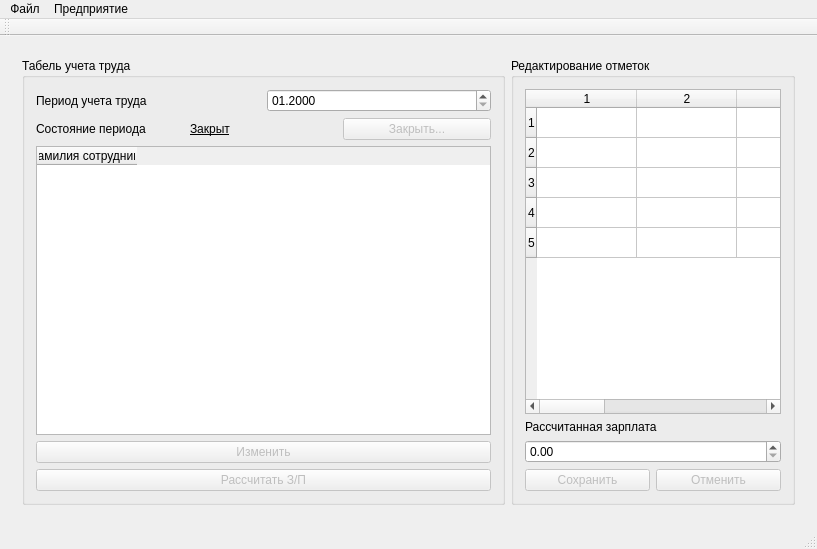
The window that SalaryCount/SalaryCount/salarycount.ui (artemkurylev/mdkp) describes before a commit, drawn with Qt 5.
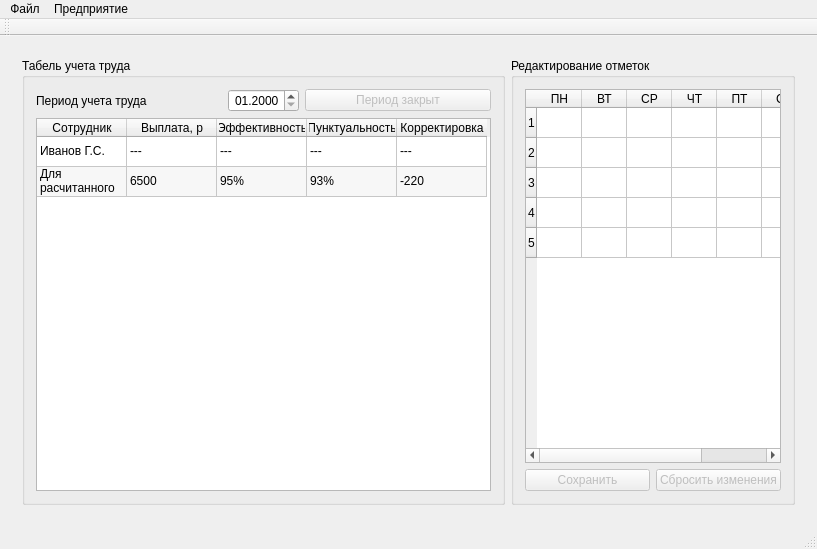
The same window after the commit. Icons and pictures are not drawn.

Commit message: GUI: корректирвка таблиц на странице табеля учета: сотрудники и ячейки с дневными отметками

```diff
--- a/SalaryCount/SalaryCount/salarycount.ui
+++ b/SalaryCount/SalaryCount/salarycount.ui
@@ -336,6 +336,15 @@
              </item>
              <item>
               <widget class="QDateEdit" name="dateEdit_2">
+               <property name="sizePolicy">
+                <sizepolicy hsizetype="Maximum" vsizetype="Fixed">
+                 <horstretch>0</horstretch>
+                 <verstretch>0</verstretch>
+                </sizepolicy>
+               </property>
+               <property name="alignment">
+                <set>Qt::AlignRight|Qt::AlignTrailing|Qt::AlignVCenter</set>
+               </property>
                <property name="displayFormat">
                 <string>MM.yyyy</string>
                </property>
@@ -351,66 +360,143 @@
                </property>
               </widget>
              </item>
-            </layout>
-           </item>
-           <item row="1" column="0">
-            <layout class="QHBoxLayout" name="horizontalLayout_3">
-             <item>
-              <widget class="QLabel" name="label_14">
-               <property name="text">
-                <string>Состояние периода</string>
-               </property>
-              </widget>
-             </item>
-             <item>
-              <widget class="QLabel" name="LaborSheetStatus_label">
-               <property name="text">
-                <string>&lt;html&gt;&lt;head/&gt;&lt;body&gt;&lt;p&gt;&lt;span style=&quot; text-decoration: underline;&quot;&gt;Закрыт&lt;/span&gt;&lt;/p&gt;&lt;/body&gt;&lt;/html&gt;</string>
-               </property>
-               <property name="textFormat">
-                <enum>Qt::RichText</enum>
-               </property>
-              </widget>
-             </item>
              <item>
               <widget class="QPushButton" name="LaborSheetClose_button">
                <property name="enabled">
                 <bool>false</bool>
                </property>
                <property name="text">
-                <string>Закрыть...</string>
+                <string>Период закрыт</string>
                </property>
               </widget>
              </item>
             </layout>
            </item>
-           <item row="3" column="0">
-            <widget class="QPushButton" name="pushButton_7">
-             <property name="enabled">
-              <bool>false</bool>
-             </property>
-             <property name="text">
-              <string>Изменить</string>
-             </property>
-            </widget>
-           </item>
-           <item row="4" column="0">
-            <widget class="QPushButton" name="pushButton_6">
-             <property name="enabled">
-              <bool>false</bool>
-             </property>
-             <property name="text">
-              <string>Рассчитать З/П</string>
-             </property>
-            </widget>
-           </item>
-           <item row="2" column="0">
+           <item row="1" column="0">
             <widget class="QTableWidget" name="employeeLaborSheetTable">
+             <property name="editTriggers">
+              <set>QAbstractItemView::NoEditTriggers</set>
+             </property>
+             <property name="showDropIndicator" stdset="0">
+              <bool>false</bool>
+             </property>
+             <property name="alternatingRowColors">
+              <bool>true</bool>
+             </property>
+             <property name="selectionMode">
+              <enum>QAbstractItemView::SingleSelection</enum>
+             </property>
+             <property name="selectionBehavior">
+              <enum>QAbstractItemView::SelectRows</enum>
+             </property>
+             <property name="cornerButtonEnabled">
+              <bool>false</bool>
+             </property>
+             <attribute name="horizontalHeaderCascadingSectionResizes">
+              <bool>true</bool>
+             </attribute>
+             <attribute name="horizontalHeaderDefaultSectionSize">
+              <number>90</number>
+             </attribute>
+             <attribute name="horizontalHeaderHighlightSections">
+              <bool>false</bool>
+             </attribute>
+             <attribute name="verticalHeaderVisible">
+              <bool>false</bool>
+             </attribute>
+             <attribute name="verticalHeaderHighlightSections">
+              <bool>false</bool>
+             </attribute>
+             <row>
+              <property name="text">
+               <string>001</string>
+              </property>
+             </row>
+             <row>
+              <property name="text">
+               <string>0002</string>
+              </property>
+             </row>
              <column>
               <property name="text">
-               <string>Фамилия сотрудника</string>
+               <string>Сотрудник</string>
               </property>
+              <property name="font">
+               <font>
+                <kerning>false</kerning>
+               </font>
+              </property>
              </column>
+             <column>
+              <property name="text">
+               <string>Выплата, р</string>
+              </property>
+             </column>
+             <column>
+              <property name="text">
+               <string>Эффективность</string>
+              </property>
+             </column>
+             <column>
+              <property name="text">
+               <string>Пунктуальность</string>
+              </property>
+             </column>
+             <column>
+              <property name="text">
+               <string>Корректировка</string>
+              </property>
+             </column>
+             <item row="0" column="0">
+              <property name="text">
+               <string>Иванов Г.С.</string>
+              </property>
+             </item>
+             <item row="0" column="1">
+              <property name="text">
+               <string>---</string>
+              </property>
+             </item>
+             <item row="0" column="2">
+              <property name="text">
+               <string>---</string>
+              </property>
+             </item>
+             <item row="0" column="3">
+              <property name="text">
+               <string>---</string>
+              </property>
+             </item>
+             <item row="0" column="4">
+              <property name="text">
+               <string>---</string>
+              </property>
+             </item>
+             <item row="1" column="0">
+              <property name="text">
+               <string>Для расчитанного</string>
+              </property>
+             </item>
+             <item row="1" column="1">
+              <property name="text">
+               <string>6500</string>
+              </property>
+             </item>
+             <item row="1" column="2">
+              <property name="text">
+               <string>95%</string>
+              </property>
+             </item>
+             <item row="1" column="3">
+              <property name="text">
+               <string>93%</string>
+              </property>
+             </item>
+             <item row="1" column="4">
+              <property name="text">
+               <string>-220</string>
+              </property>
+             </item>
             </widget>
            </item>
           </layout>
@@ -431,7 +517,7 @@
            <string>Редактирование отметок</string>
           </property>
           <layout class="QGridLayout" name="gridLayout_9">
-           <item row="3" column="0">
+           <item row="1" column="0">
             <layout class="QHBoxLayout" name="horizontalLayout_13">
              <item>
               <widget class="QPushButton" name="pushButton_13">
@@ -449,24 +535,23 @@
                 <bool>false</bool>
                </property>
                <property name="text">
-                <string>Отменить</string>
+                <string>Сбросить изменения</string>
                </property>
               </widget>
              </item>
             </layout>
            </item>
-           <item row="2" column="0">
-            <widget class="QDoubleSpinBox" name="doubleSpinBox">
-             <property name="decimals">
-              <number>2</number>
-             </property>
-             <property name="maximum">
-              <double>1000000.989999999990687</double>
-             </property>
-            </widget>
-           </item>
            <item row="0" column="0">
             <widget class="QTableWidget" name="laborSheet">
+             <property name="selectionMode">
+              <enum>QAbstractItemView::NoSelection</enum>
+             </property>
+             <property name="cornerButtonEnabled">
+              <bool>false</bool>
+             </property>
+             <attribute name="horizontalHeaderDefaultSectionSize">
+              <number>45</number>
+             </attribute>
              <row>
               <property name="text">
                <string>1</string>
@@ -494,48 +579,41 @@
              </row>
              <column>
               <property name="text">
-               <string>1</string>
+               <string>ПН</string>
               </property>
              </column>
              <column>
               <property name="text">
-               <string>2</string>
+               <string>ВТ</string>
               </property>
              </column>
              <column>
               <property name="text">
-               <string>3</string>
+               <string>СР</string>
               </property>
              </column>
              <column>
               <property name="text">
-               <string>4</string>
+               <string>ЧТ</string>
               </property>
              </column>
              <column>
               <property name="text">
-               <string>5</string>
+               <string>ПТ</string>
               </property>
              </column>
              <column>
               <property name="text">
-               <string>6</string>
+               <string>СБ</string>
               </property>
              </column>
              <column>
               <property name="text">
-               <string>7</string>
+               <string>ВС</string>
               </property>
              </column>
             </widget>
            </item>
-           <item row="1" column="0">
-            <widget class="QLabel" name="label_2">
-             <property name="text">
-              <string>Рассчитанная зарплата</string>
-             </property>
-            </widget>
-           </item>
           </layout>
          </widget>
         </item>
```
Left out of the diff: 6 changed lines with no effect on the pictures.
